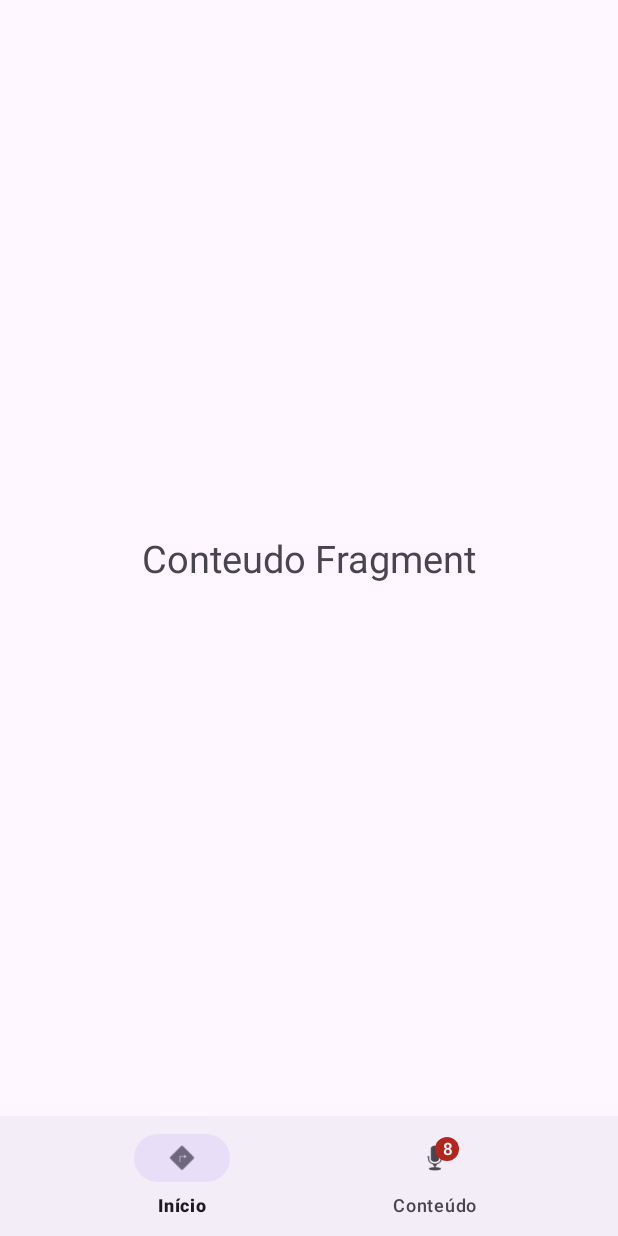
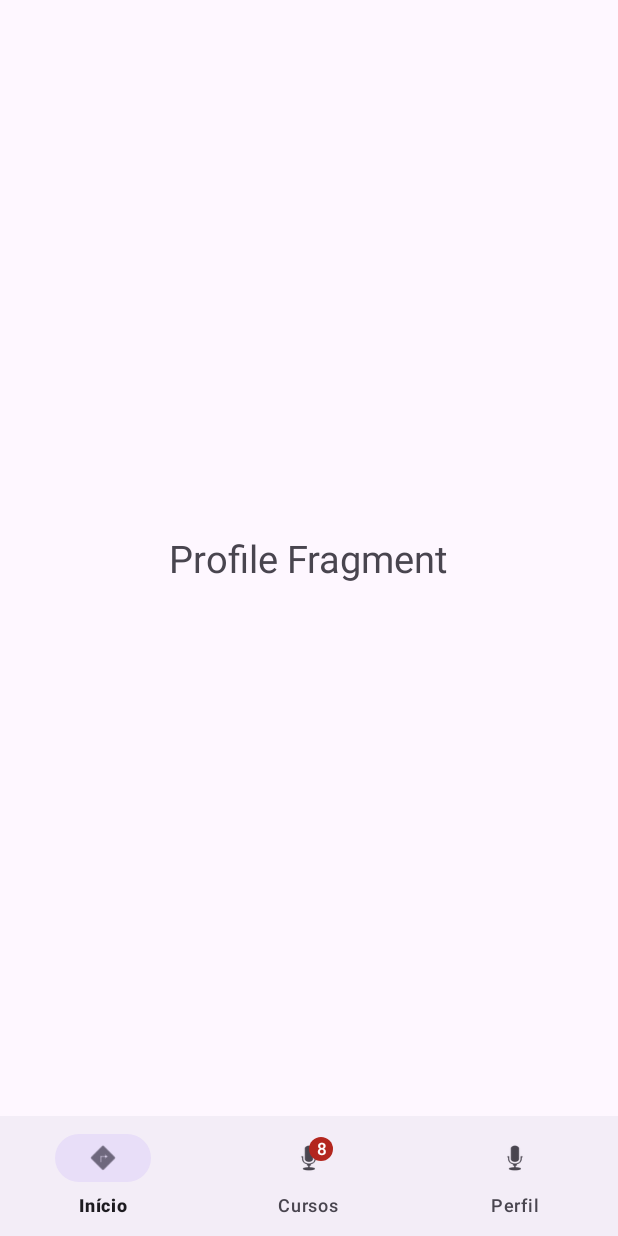
Before and after one commit to iamThiagoo/DevZone, an Android app: the fragment ProfileFragment placed in its activity, on a phone screen of 412 x 824 dp. Run offline under Robolectric (Android 15) with nearby library versions, the phone set to English and light mode, and no system bars.

Commit message:
Criação da barra de navegação fragment perfil

```diff
--- /dev/null
+++ b/app/src/main/java/br/com/devzone/CourseFragment.java
@@ -0,0 +1,64 @@
+package br.com.devzone;
+
+import android.os.Bundle;
+
+import androidx.fragment.app.Fragment;
+
+import android.view.LayoutInflater;
+import android.view.View;
+import android.view.ViewGroup;
+
+/**
+ * A simple {@link Fragment} subclass.
+ * Use the {@link CourseFragment#newInstance} factory method to
+ * create an instance of this fragment.
+ */
+public class CourseFragment extends Fragment {
+
+    // TODO: Rename parameter arguments, choose names that match
+    // the fragment initialization parameters, e.g. ARG_ITEM_NUMBER
+    private static final String ARG_PARAM1 = "param1";
+    private static final String ARG_PARAM2 = "param2";
+
+    // TODO: Rename and change types of parameters
+    private String mParam1;
+    private String mParam2;
+
+    public CourseFragment() {
+        // Required empty public constructor
+    }
+
+    /**
+     * Use this factory method to create a new instance of
+     * this fragment using the provided parameters.
+     *
+     * @param param1 Parameter 1.
+     * @param param2 Parameter 2.
+     * @return A new instance of fragment CourseFragment.
+     */
+    // TODO: Rename and change types and number of parameters
+    public static CourseFragment newInstance(String param1, String param2) {
+        CourseFragment fragment = new CourseFragment();
+        Bundle args = new Bundle();
+        args.putString(ARG_PARAM1, param1);
+        args.putString(ARG_PARAM2, param2);
+        fragment.setArguments(args);
+        return fragment;
+    }
+
+    @Override
+    public void onCreate(Bundle savedInstanceState) {
+        super.onCreate(savedInstanceState);
+        if (getArguments() != null) {
+            mParam1 = getArguments().getString(ARG_PARAM1);
+            mParam2 = getArguments().getString(ARG_PARAM2);
+        }
+    }
+
+    @Override
+    public View onCreateView(LayoutInflater inflater, ViewGroup container,
+                             Bundle savedInstanceState) {
+        // Inflate the layout for this fragment
+        return inflater.inflate(R.layout.fragment_course, container, false);
+    }
+}
--- a/app/src/main/java/br/com/devzone/NavigationActivity.java
+++ b/app/src/main/java/br/com/devzone/NavigationActivity.java
@@ -12,7 +12,9 @@ public class NavigationActivity extends AppCompatActivity {
 
     private BottomNavigationView bottomNavigationView;
     private HomeFragment homeFragment;
-    private ContentFragment contentFragment;
+    private CourseFragment courseFragment;
+
+    private ProfileFragment profileFragment;
 
     @Override
     protected void onCreate(Bundle savedInstanceState) {
@@ -21,7 +23,8 @@ public class NavigationActivity extends AppCompatActivity {
 
         // Inicializando os fragments
         homeFragment = new HomeFragment();
-        contentFragment = new ContentFragment();
+        courseFragment = new CourseFragment();
+        profileFragment = new ProfileFragment();
 
         // Configurando o BottomNavigationView
         bottomNavigationView = findViewById(R.id.bottom_navigation);
@@ -33,7 +36,7 @@ public class NavigationActivity extends AppCompatActivity {
                 .commit();
 
         // Configurando o distintivo para o item "content"
-        BadgeDrawable badgeDrawable = bottomNavigationView.getOrCreateBadge(R.id.content);
+        BadgeDrawable badgeDrawable = bottomNavigationView.getOrCreateBadge(R.id.course);
         badgeDrawable.setVisible(true);
         badgeDrawable.setNumber(8);
     }
@@ -46,8 +49,11 @@ public class NavigationActivity extends AppCompatActivity {
                     if (itemId == R.id.home) {
                         getSupportFragmentManager().beginTransaction().replace(R.id.container, homeFragment).commit();
                         return true;
-                    } else if (itemId == R.id.content) {
-                        getSupportFragmentManager().beginTransaction().replace(R.id.container, contentFragment).commit();
+                    } else if (itemId == R.id.course) {
+                        getSupportFragmentManager().beginTransaction().replace(R.id.container, courseFragment).commit();
+                        return true;
+                    }else if (itemId == R.id.profile) {
+                        getSupportFragmentManager().beginTransaction().replace(R.id.container, profileFragment).commit();
                         return true;
                     }
                     return false;
--- a/app/src/main/java/br/com/devzone/ContentFragment.java
+++ b/app/src/main/java/br/com/devzone/ProfileFragment.java
@@ -10,10 +10,10 @@ import android.view.ViewGroup;
 
 /**
  * A simple {@link Fragment} subclass.
- * Use the {@link ContentFragment#newInstance} factory method to
+ * Use the {@link ProfileFragment#newInstance} factory method to
  * create an instance of this fragment.
  */
-public class ContentFragment extends Fragment {
+public class ProfileFragment extends Fragment {
 
     // TODO: Rename parameter arguments, choose names that match
     // the fragment initialization parameters, e.g. ARG_ITEM_NUMBER
@@ -24,7 +24,7 @@ public class ContentFragment extends Fragment {
     private String mParam1;
     private String mParam2;
 
-    public ContentFragment() {
+    public ProfileFragment() {
         // Required empty public constructor
     }
 
@@ -34,11 +34,11 @@ public class ContentFragment extends Fragment {
      *
      * @param param1 Parameter 1.
      * @param param2 Parameter 2.
-     * @return A new instance of fragment ContentFragment.
+     * @return A new instance of fragment ProfileFragment.
      */
     // TODO: Rename and change types and number of parameters
-    public static ContentFragment newInstance(String param1, String param2) {
-        ContentFragment fragment = new ContentFragment();
+    public static ProfileFragment newInstance(String param1, String param2) {
+        ProfileFragment fragment = new ProfileFragment();
         Bundle args = new Bundle();
         args.putString(ARG_PARAM1, param1);
         args.putString(ARG_PARAM2, param2);
@@ -59,6 +59,6 @@ public class ContentFragment extends Fragment {
     public View onCreateView(LayoutInflater inflater, ViewGroup container,
                              Bundle savedInstanceState) {
         // Inflate the layout for this fragment
-        return inflater.inflate(R.layout.fragment_content, container, false);
+        return inflater.inflate(R.layout.fragment_profile, container, false);
     }
 }
--- a/app/src/main/res/layout/fragment_content.xml
+++ b/app/src/main/res/layout/fragment_course.xml
@@ -3,14 +3,13 @@
     xmlns:tools="http://schemas.android.com/tools"
     android:layout_width="match_parent"
     android:layout_height="match_parent"
-    tools:context=".HomeFragment">
+    tools:context=".CourseFragment">
 
     <TextView
         android:layout_width="wrap_content"
         android:layout_height="wrap_content"
-        android:text="Conteudo Fragment"
+        android:text="Course Fragment"
         android:textSize="25dp"
         android:layout_centerInParent="true"/>
 
-
 </RelativeLayout>
--- /dev/null
+++ b/app/src/main/res/layout/fragment_profile.xml
@@ -0,0 +1,15 @@
+<?xml version="1.0" encoding="utf-8"?>
+<RelativeLayout xmlns:android="http://schemas.android.com/apk/res/android"
+    xmlns:tools="http://schemas.android.com/tools"
+    android:layout_width="match_parent"
+    android:layout_height="match_parent"
+    tools:context=".ProfileFragment">
+
+    <TextView
+        android:layout_width="wrap_content"
+        android:layout_height="wrap_content"
+        android:text="Profile Fragment"
+        android:textSize="25dp"
+        android:layout_centerInParent="true"/>
+
+</RelativeLayout>
--- a/app/src/main/res/menu/bottom_navigation_menu.xml
+++ b/app/src/main/res/menu/bottom_navigation_menu.xml
@@ -8,7 +8,12 @@
         android:title="Início"/>
 
     <item
-        android:id="@+id/content"
+        android:id="@+id/course"
         android:icon="@android:drawable/ic_btn_speak_now"
-        android:title="Conteúdo"/>
+        android:title="Cursos"/>
+
+    <item
+        android:id="@+id/profile"
+        android:icon="@android:drawable/ic_btn_speak_now"
+        android:title="Perfil"/>
 </menu>
```
